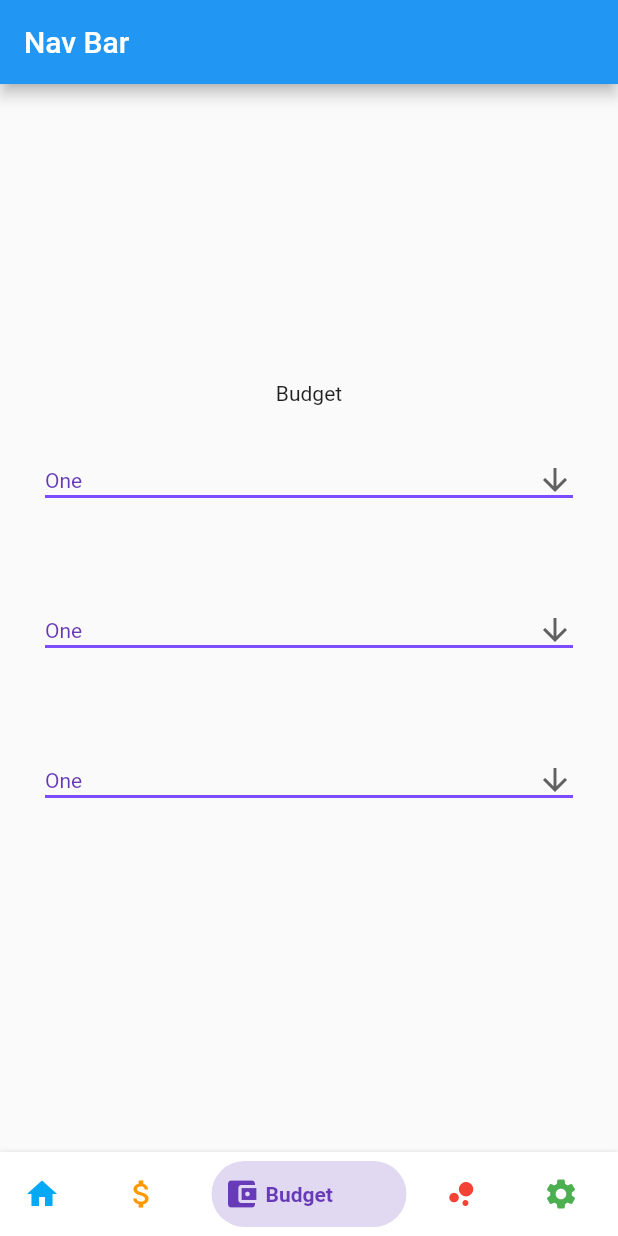
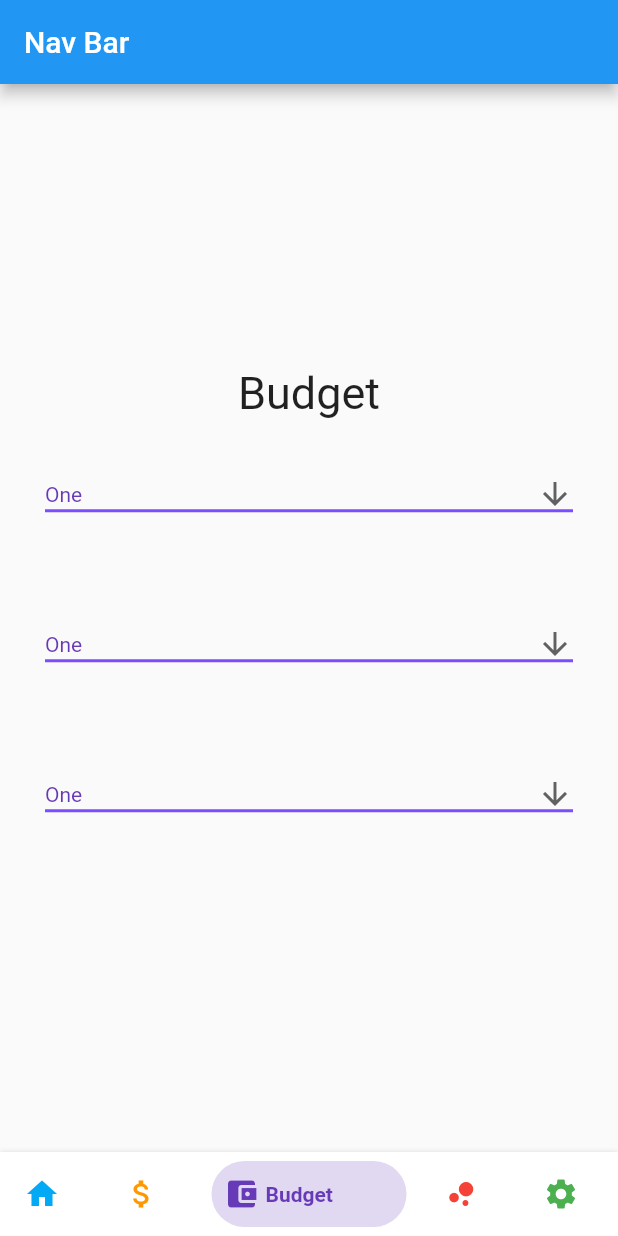
Before and after one commit to jkbngl/FFD, a Flutter app: the MyHomePage screen opened directly, swiped to page 3, on a phone screen of 412 x 824 dp. Run offline on Flutter 3.47's test engine with Material 2 defaults, Android fonts, the phone set to English and light mode, and no system bars; drawn by our look-alikes of bottom_navy_bar.

Commit message:
#21 #11 aligned stlye of actual to budget page

```diff
--- a/flutter/ffd/lib/backup_color_change_on_nav_tab.dart
+++ b/flutter/ffd/lib/backup_color_change_on_nav_tab.dart
@@ -241,7 +241,10 @@ class _MyHomePageState extends State<MyHomePage> {
               mainAxisAlignment: MainAxisAlignment.center,
               crossAxisAlignment: CrossAxisAlignment.center,
               children: <Widget>[
-                Text('Budget'),
+                Text(
+                  'Budget',
+                  style: TextStyle(fontSize: 30),
+                ),
                 Container(
                   constraints: BoxConstraints.expand(
                     height: 100,
```
